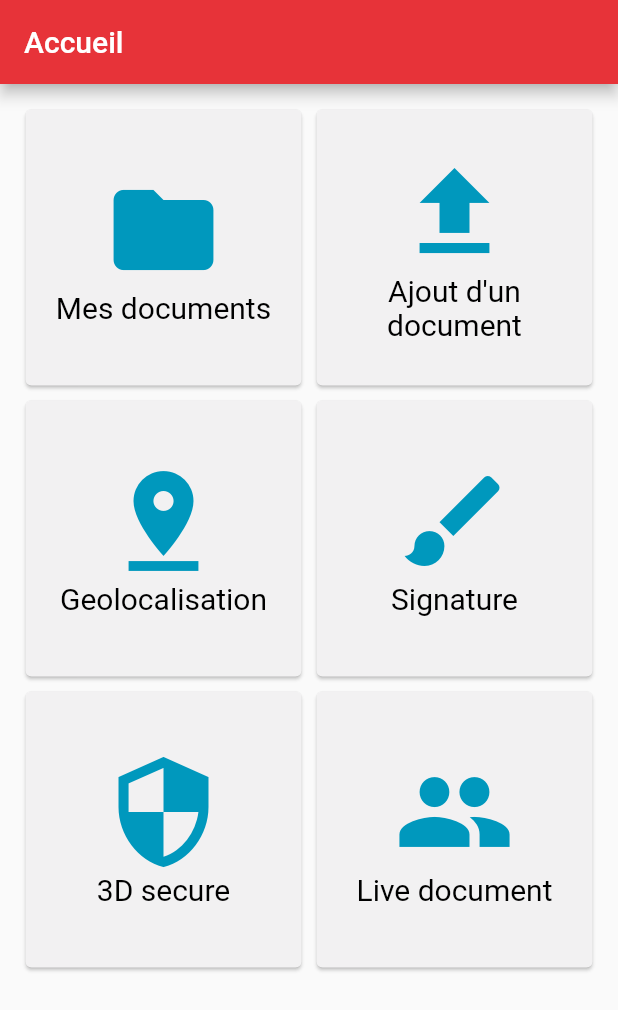
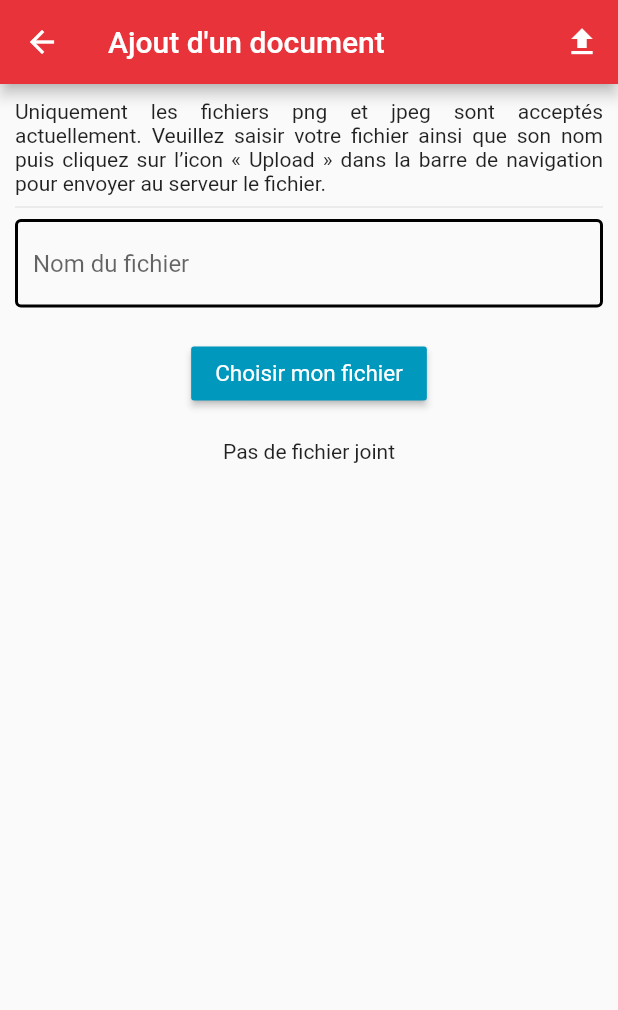
Before and after one commit to Tri7Ratops/groupe_nat, a Flutter app: the screen it shows after launch, after a tap on "Ajout d'un document", on a phone screen of 412 x 824 dp. Shown: the top 1010 px of the screen. Run offline on Flutter 3.47's test engine with Material 2 defaults, Android fonts, the phone set to English and light mode, and no system bars; our stand-ins replace geolocator, image_picker, rflutter_alert, signature, webview_flutter; missing offline and left inert: save_in_gallery.

Commit message:
[+] UploadImage

```diff
--- a/groupe_nat/lib/main.dart
+++ b/groupe_nat/lib/main.dart
@@ -1,6 +1,7 @@
 import 'package:flutter/material.dart';
 import 'package:groupe_nat/page/SecurePage.dart';
 import 'package:groupe_nat/page/SignaturePage.dart';
+import 'package:groupe_nat/page/UploadDocumentPage.dart';
 import 'package:groupe_nat/page/geolocationPage.dart';
 import 'package:groupe_nat/page/homePage.dart';
 import 'package:groupe_nat/routes.dart';
@@ -19,10 +20,20 @@ class MyApp extends StatelessWidget {
               title: 'Geolocalisation',
             ),
         Routes.secure: (context) => SecurePage(title: '3D Secure'),
-        Routes.signature: (context) => SignaturePage(title: 'Signature')
+        Routes.signature: (context) => SignaturePage(title: 'Signature'),
+        Routes.upload: (context) => UploadDocumentPage(title: 'Ajout d\'un document')
       },
       theme: ThemeData(
-          textTheme: TextTheme(button: TextStyle(color: Color(0xFFFFFFFF))),
+          inputDecorationTheme: InputDecorationTheme(
+            focusedBorder: OutlineInputBorder(
+              borderSide: BorderSide(color: Color(0xFF0098BD), width: 2.0),
+            ),
+            enabledBorder: OutlineInputBorder(
+              borderSide: BorderSide(width: 2.0),
+            ),
+          ),
+          textTheme: TextTheme(
+              button: TextStyle(color: Color(0xFFFFFFFF)), display1: TextStyle(color: Color(0xFFFFFFFF), fontSize: 15)),
           buttonTheme: ButtonThemeData(buttonColor: Color(0xFF0098BD)),
           cardColor: Color(0xFFF2F1F2),
           iconTheme: IconThemeData(color: Color(0xFF0098BD)),
--- a/groupe_nat/lib/page/SecurePage.dart
+++ b/groupe_nat/lib/page/SecurePage.dart
@@ -40,7 +40,7 @@ class _SecurePageState extends State<SecurePage> {
                               selectedUrl: "https://lesjoiesducode.fr/",
                             )));
                   },
-                  child: Text("Exemple de WebView"),
+                  child: Text("Exemple de WebView", style: Theme.of(context).textTheme.display1),
                 ),
               )
             ],
--- /dev/null
+++ b/groupe_nat/lib/page/UploadDocumentPage.dart
@@ -0,0 +1,108 @@
+import 'dart:io';
+
+import 'package:flutter/cupertino.dart';
+import 'package:flutter/material.dart';
+import 'package:groupe_nat/repository/documentRepository.dart';
+import 'package:image_picker/image_picker.dart';
+import 'package:rflutter_alert/rflutter_alert.dart';
+
+class UploadDocumentPage extends StatefulWidget {
+  static const String routeName = '/upload';
+
+  UploadDocumentPage({Key key, this.title}) : super(key: key);
+
+  final String title;
+
+  @override
+  _UploadDocumentPageState createState() => _UploadDocumentPageState();
+}
+
+class _UploadDocumentPageState extends State<UploadDocumentPage> {
+  final _nameController = TextEditingController();
+  File _image;
+
+  _getImage() async {
+    FocusScope.of(context).unfocus(focusPrevious: true);
+    var image = await ImagePicker.pickImage(source: ImageSource.gallery);
+    setState(() => _image = image);
+  }
+
+  _alert(AlertType type, String title, String description) {
+    Alert(
+      closeFunction: () {},
+      context: context,
+      type: type,
+      title: title,
+      desc: description,
+      buttons: [
+        DialogButton(
+          child: Text(
+            "Compris",
+            style: TextStyle(color: Colors.white, fontSize: 20),
+          ),
+          onPressed: () => Navigator.pop(context),
+          width: 120,
+        )
+      ],
+    ).show();
+  }
+
+  @override
+  void dispose() {
+    _nameController.dispose();
+    super.dispose();
+  }
+
+  @override
+  Widget build(BuildContext context) {
+    return Scaffold(
+        appBar: AppBar(
+          title: Text(widget.title),
+          actions: <Widget>[
+            IconButton(
+              icon: Icon(Icons.file_upload),
+              onPressed: () async {
+                if (_nameController.text.isEmpty || _image == null) {
+                  _alert(AlertType.error, "Champs manquants",
+                      "${(_nameController.text.isEmpty) ? "- Nom du document\n" : ""}${(_image == null) ? "- Fichier" : ""}");
+                } else {
+                  await API_DOCUMENTS.createUser(_nameController.text, _image);
+                  _alert(AlertType.success, "Upload réussi", "");
+                  setState(() {
+                    _image = null;
+                    _nameController.text = "";
+                  });
+                }
+              },
+            ),
+          ],
+        ),
+        body: SingleChildScrollView(
+          padding: const EdgeInsets.all(10),
+          child: Column(
+            mainAxisAlignment: MainAxisAlignment.center,
+            children: <Widget>[
+              Text(
+                  "Uniquement les fichiers png et jpeg sont acceptés actuellement. Veuillez saisir votre fichier ainsi que son nom puis cliquez sur l’icon « Upload » dans la barre de navigation pour envoyer au serveur le fichier.",
+                  textAlign: TextAlign.justify),
+              Divider(),
+              TextField(
+                decoration: new InputDecoration(
+                  hintText: 'Nom du fichier',
+                ),
+                controller: _nameController,
+              ),
+              Container(
+                margin: const EdgeInsets.only(bottom: 20, top: 20),
+                child: RaisedButton(
+                  onPressed: () => _getImage(),
+                  child: Text((_image != null) ? "Changer de fichier" : "Choisir mon fichier",
+                      style: Theme.of(context).textTheme.display1),
+                ),
+              ),
+              (_image == null) ? Text("Pas de fichier joint") : Image.file(_image)
+            ],
+          ),
+        ));
+  }
+}
--- a/groupe_nat/lib/page/homePage.dart
+++ b/groupe_nat/lib/page/homePage.dart
@@ -24,7 +24,7 @@ class HomePage extends StatefulWidget {
 class _HomePageState extends State<HomePage> {
   List<_homeItem> _list = [
     _homeItem("Mes documents", Icons.folder, ""),
-    _homeItem("Ajout d'un document", Icons.file_upload, ""),
+    _homeItem("Ajout d'un document", Icons.file_upload, Routes.upload),
     _homeItem("Geolocalisation", Icons.pin_drop, Routes.geolocation),
     _homeItem("Signature", Icons.brush, Routes.signature),
     _homeItem("3D secure", Icons.security, Routes.secure),
--- a/groupe_nat/lib/routes.dart
+++ b/groupe_nat/lib/routes.dart
@@ -1,5 +1,6 @@
 import 'package:groupe_nat/page/SecurePage.dart';
 import 'package:groupe_nat/page/SignaturePage.dart';
+import 'package:groupe_nat/page/UploadDocumentPage.dart';
 import 'package:groupe_nat/page/geolocationPage.dart';
 import 'package:groupe_nat/page/homePage.dart';
 
@@ -8,4 +9,5 @@ class Routes {
   static const String geolocation = GeolocationPage.routeName;
   static const String secure = SecurePage.routeName;
   static const String signature = SignaturePage.routeName;
+  static const String upload = UploadDocumentPage.routeName;
 }
--- a/groupe_nat/pubspec.yaml
+++ b/groupe_nat/pubspec.yaml
@@ -25,6 +25,8 @@ dependencies:
   webview_flutter: ^0.3.14+1
   rflutter_alert: ^1.0.3
   save_in_gallery: ^0.1.3
+  image_picker: ^0.6.3+1
+  http: ^0.12.0+4
   # The following adds the Cupertino Icons font to your application.
   # Use with the CupertinoIcons class for iOS style icons.
   cupertino_icons: ^0.1.2
```
Also changed, not shown: groupe_nat/lib/model/documentModel.dart (added, +17 -0 lines), groupe_nat/lib/repository/documentRepository.dart (added, +28 -0 lines), groupe_nat/pubspec.lock, 1 other file.
